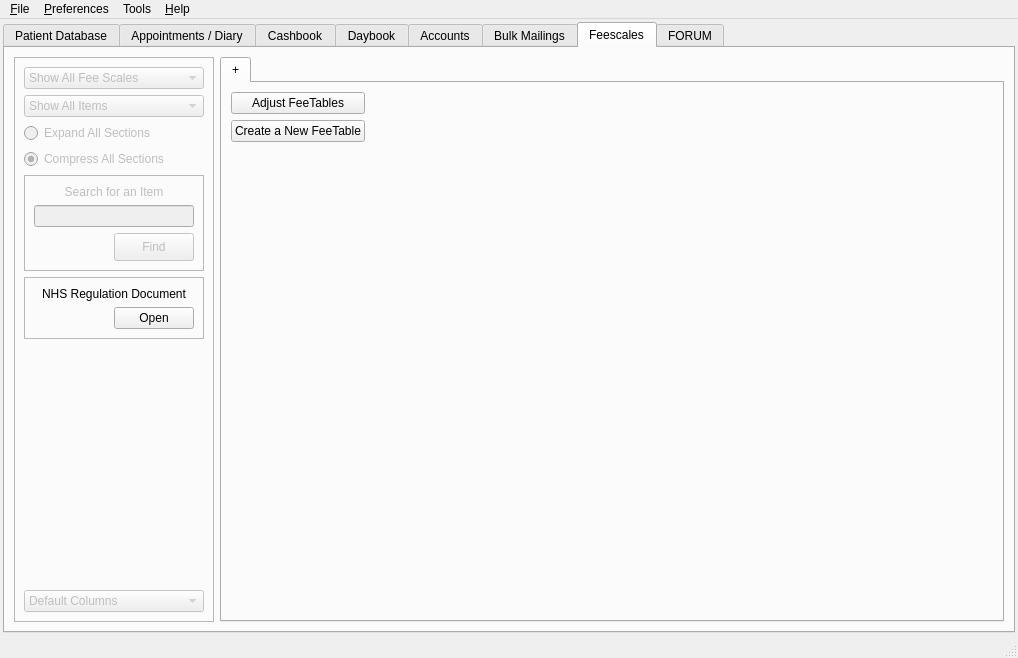
The window that src/openmolar/qt-designer/main.ui (rowinggolfer/openmolar1) describes before a commit, drawn with Qt 5.
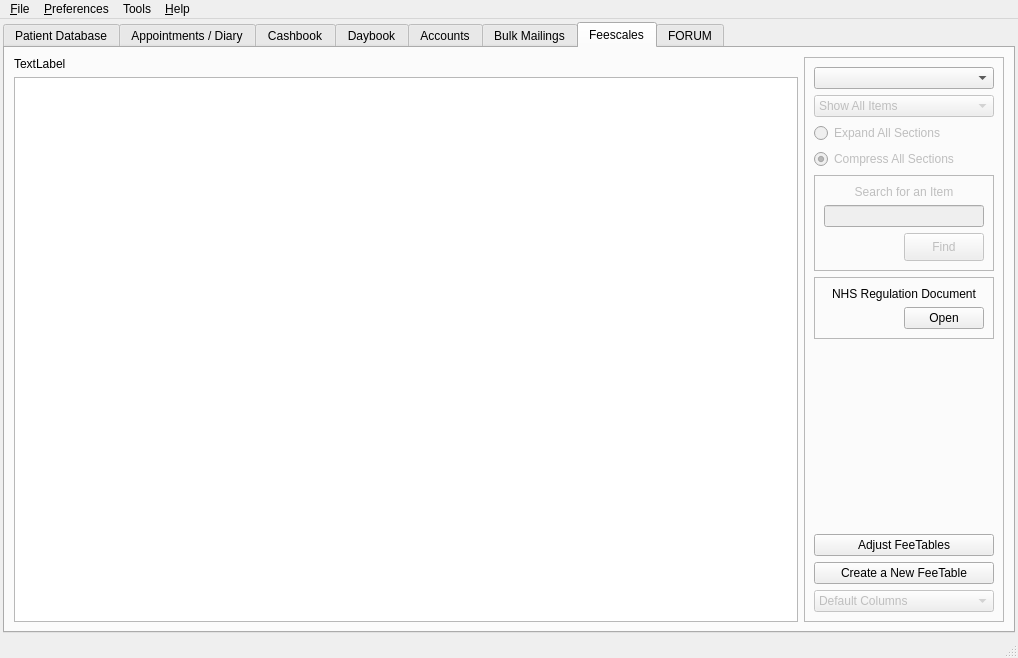
The same window after the commit. The open tabs and pages were chosen to show the change. Icons and pictures are not drawn.

Commit message: working on feetables having models. will make for faster ui, easier expansion, and easy searchability.

```diff
--- a/src/openmolar/qt-designer/main.ui
+++ b/src/openmolar/qt-designer/main.ui
@@ -5456,6 +5456,20 @@
             <string>Feescales</string>
            </attribute>
            <layout class="QHBoxLayout" name="horizontalLayout_16">
+            <item>
+             <layout class="QVBoxLayout" name="verticalLayout_29">
+              <item>
+               <widget class="QLabel" name="feeScale_label">
+                <property name="text">
+                 <string>TextLabel</string>
+                </property>
+               </widget>
+              </item>
+              <item>
+               <widget class="QTreeView" name="feeScales_treeView"/>
+              </item>
+             </layout>
+            </item>
             <item>
              <widget class="QFrame" name="frame_5">
               <property name="minimumSize">
@@ -5480,23 +5494,8 @@
                <item>
                 <widget class="QComboBox" name="chooseFeescale_comboBox">
                  <property name="enabled">
-                  <bool>false</bool>
+                  <bool>true</bool>
                  </property>
-                 <item>
-                  <property name="text">
-                   <string>Show All Fee Scales</string>
-                  </property>
-                 </item>
-                 <item>
-                  <property name="text">
-                   <string>Private FeeScale</string>
-                  </property>
-                 </item>
-                 <item>
-                  <property name="text">
-                   <string>NHS FeeScale 2008</string>
-                  </property>
-                 </item>
                 </widget>
                </item>
                <item>
@@ -5686,6 +5685,20 @@
                  </property>
                 </spacer>
                </item>
+               <item>
+                <widget class="QPushButton" name="adjustFeeTables_pushButton">
+                 <property name="text">
+                  <string>Adjust FeeTables</string>
+                 </property>
+                </widget>
+               </item>
+               <item>
+                <widget class="QPushButton" name="newFeeTable_pushButton">
+                 <property name="text">
+                  <string>Create a New FeeTable</string>
+                 </property>
+                </widget>
+               </item>
                <item>
                 <widget class="QComboBox" name="feesColumn_comboBox">
                  <property name="enabled">
@@ -5711,60 +5724,6 @@
               </layout>
              </widget>
             </item>
-            <item>
-             <widget class="QTabWidget" name="fees_tabWidget">
-              <property name="currentIndex">
-               <number>0</number>
-              </property>
-              <widget class="QWidget" name="tab_29">
-               <attribute name="title">
-                <string>+</string>
-               </attribute>
-               <layout class="QGridLayout" name="gridLayout_22">
-                <item row="0" column="0">
-                 <widget class="QPushButton" name="adjustFeeTables_pushButton">
-                  <property name="text">
-                   <string>Adjust FeeTables</string>
-                  </property>
-                 </widget>
-                </item>
-                <item row="1" column="0">
-                 <widget class="QPushButton" name="newFeeTable_pushButton">
-                  <property name="text">
-                   <string>Create a New FeeTable</string>
-                  </property>
-                 </widget>
-                </item>
-                <item row="2" column="0">
-                 <spacer name="verticalSpacer_13">
-                  <property name="orientation">
-                   <enum>Qt::Vertical</enum>
-                  </property>
-                  <property name="sizeHint" stdset="0">
-                   <size>
-                    <width>20</width>
-                    <height>40</height>
-                   </size>
-                  </property>
-                 </spacer>
-                </item>
-                <item row="1" column="1">
-                 <spacer name="horizontalSpacer_6">
-                  <property name="orientation">
-                   <enum>Qt::Horizontal</enum>
-                  </property>
-                  <property name="sizeHint" stdset="0">
-                   <size>
-                    <width>40</width>
-                    <height>20</height>
-                   </size>
-                  </property>
-                 </spacer>
-                </item>
-               </layout>
-              </widget>
-             </widget>
-            </item>
            </layout>
           </widget>
           <widget class="QWidget" name="tab_23">
```
Left out of the diff: 2 changed lines with no effect on the pictures. The commit also changes 5 other files.
